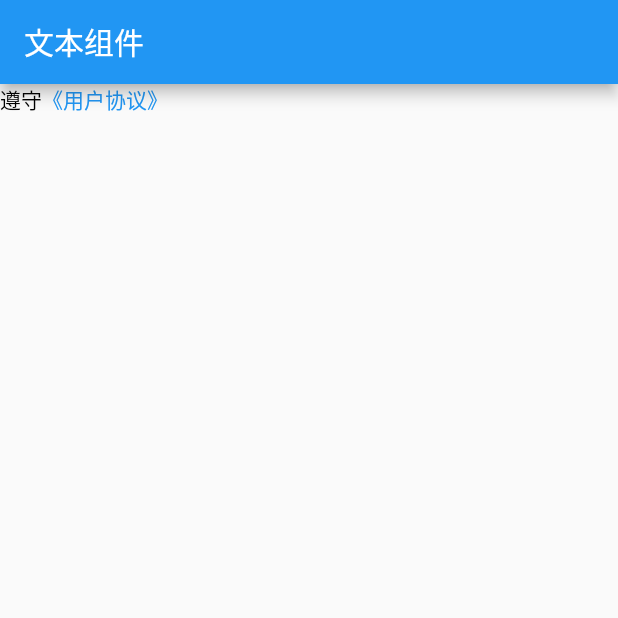
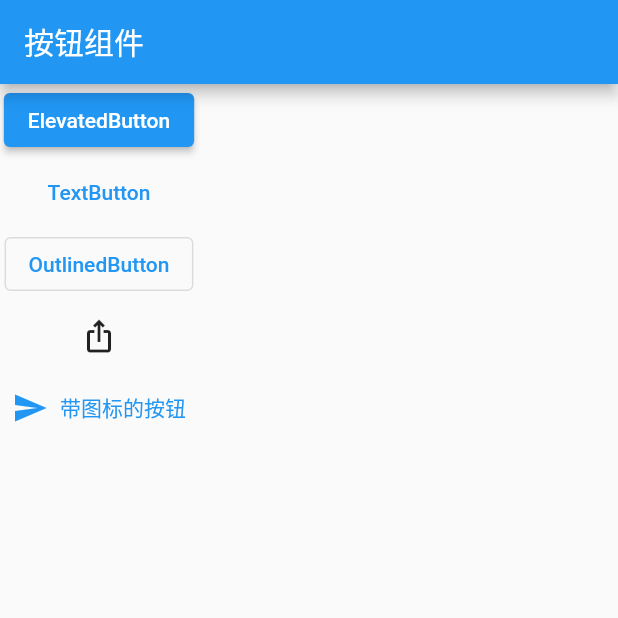
Before and after one commit to YM-BH/LearnFlutter, a Flutter app: the screen it shows after launch, on a phone screen of 412 x 824 dp, the top half of it. Run offline on Flutter 3.47's test engine with Material 2 defaults, Android fonts, the phone set to English and light mode, and no system bars.

Commit message:
学习按钮组件

```diff
--- a/Projects/learn_widgets/lib/main.dart
+++ b/Projects/learn_widgets/lib/main.dart
@@ -1,3 +1,4 @@
+import 'package:flutter/gestures.dart';
 import 'package:flutter/material.dart';
 
 void main() {
@@ -12,49 +13,66 @@ class MyApp extends StatelessWidget {
     return MaterialApp(
       home: Scaffold(
         appBar: AppBar(
-          title: const Text("文本组件"),
+          title: const Text("按钮组件"),
         ),
-        body: richTextDemo()
+        body: Column(
+          children: [
+            elevatedButtonDemo(),
+            textButtonDemo(),
+            outlinedButtonDemo(),
+            iconButtonDemo(),
+            iconAndTextButtonDemo()
+          ],
+        )
       ),
     );
   }
 }
 
-/// 富文本
-Widget richTextDemo() {
-  return const Text.rich(
-    TextSpan(
-      children: [
-        TextSpan(
-          text: "遵守",
-          style: TextStyle(
-            color: Colors.black
-          )
-        ),
-        TextSpan(
-          text: "《用户协议》",
-          style: TextStyle(
-            color: Colors.blue
-          )
-        )
-      ]
-    )
+/// 漂浮按钮
+Widget elevatedButtonDemo() {
+  return ElevatedButton(onPressed: () {
+    print("ElevatedButton Pressed");
+  }, child:const Text(
+    "ElevatedButton"
+  ));
+}
+
+/// 文本按钮，默认背景透明不带阴影，按下后，会有背景色
+Widget textButtonDemo() {
+  return TextButton(onPressed: () {
+    print("TextButton Pressed");
+  }, child: const Text("TextButton"));
+}
+
+/// 带边框的按钮
+Widget outlinedButtonDemo() {
+  return OutlinedButton(onPressed: () {
+    print("OutlinedButton Pressed");
+  },
+      child: const Text("OutlinedButton")
   );
 }
 
-/// Text组件
-Widget textDemo() {
-  return const Text(
-    "这是一段文字，这是一段文字，这是一段文字，这是一段文字，这是一段文字，",
-    style: TextStyle(
-      color: Colors.orange,
-      fontSize: 20,
-      backgroundColor: Colors.green,
-      fontWeight: FontWeight.bold,
-      letterSpacing: 4,
-    ),
-    maxLines: 1,
-    overflow: TextOverflow.ellipsis,
-    textAlign: TextAlign.center,
+/// 图标按钮
+Widget iconButtonDemo() {
+  return IconButton(
+    icon:const Icon(Icons.ios_share),
+    onPressed: () {
+      print("IconButton");
+    },
   );
 }
+
+/// 带图标的按钮
+Widget iconAndTextButtonDemo() {
+  return TextButton.icon(
+      onPressed: () {
+        print("TextButton.icon");
+      },
+      icon: const Icon(Icons.send),
+      label: const Text(
+        "带图标的按钮"
+      )
+  );
+}
```
Also changed, not shown: Projects/learn_widgets/lib/text_widget.dart (added, +64 -0 lines).
